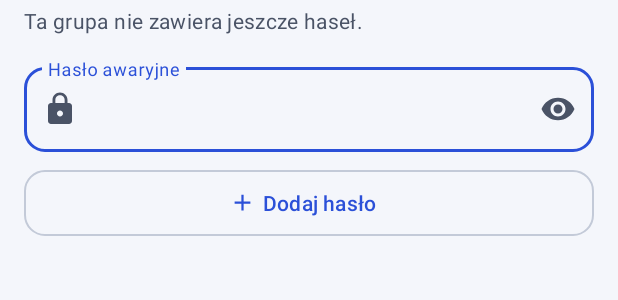
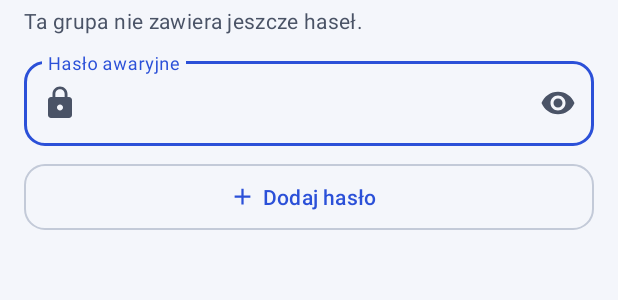
Before and after one commit to marek-czelen/SecurePasswordManager, an Android app: the layout dialog_emergency_passwords.xml on its own in the app's theme, with its tools: preview values and no code run, on a phone screen of 412 x 824 dp. Shown: the top 300 px of the screen. Run offline under Robolectric (Android 15) with nearby library versions, the phone set to English and light mode, and no system bars.

Commit message:
Refactor emergency password dialog layout and enhance edge-to-edge support

```diff
--- a/app/src/main/AndroidManifest.xml
+++ b/app/src/main/AndroidManifest.xml
@@ -7,6 +7,9 @@
     <uses-permission android:name="android.permission.INTERNET" />
     <uses-feature
         android:name="android.hardware.camera"
+        android:required="false" />
+    <uses-feature
+        android:name="android.hardware.screen.portrait"
         android:required="false" />
 
     <queries>
--- a/app/src/main/java/com/cretorix/securepasswordmanager/AutofillAuthActivity.java
+++ b/app/src/main/java/com/cretorix/securepasswordmanager/AutofillAuthActivity.java
@@ -42,6 +42,7 @@ public final class AutofillAuthActivity extends AppCompatActivity {
         getWindow().setFlags(WindowManager.LayoutParams.FLAG_SECURE,
                 WindowManager.LayoutParams.FLAG_SECURE);
         setContentView(R.layout.activity_autofill_auth);
+        EdgeToEdgeInsets.apply(this, findViewById(android.R.id.content));
         form = AutofillForm.fromIntent(getIntent());
         if (form == null) {
             finishCanceled();
--- a/app/src/main/java/com/cretorix/securepasswordmanager/CredentialProviderActivity.java
+++ b/app/src/main/java/com/cretorix/securepasswordmanager/CredentialProviderActivity.java
@@ -56,6 +56,7 @@ public final class CredentialProviderActivity extends AppCompatActivity {
         getWindow().setFlags(WindowManager.LayoutParams.FLAG_SECURE,
                 WindowManager.LayoutParams.FLAG_SECURE);
         setContentView(R.layout.activity_autofill_auth);
+        EdgeToEdgeInsets.apply(this, findViewById(android.R.id.content));
 
         String mode = getIntent().getStringExtra(CredentialProviderResponseFactory.EXTRA_MODE);
         if (CredentialProviderResponseFactory.MODE_UNLOCK.equals(mode)) {
--- a/app/src/main/res/layout/activity_autofill_auth.xml
+++ b/app/src/main/res/layout/activity_autofill_auth.xml
@@ -3,7 +3,6 @@
     android:layout_width="match_parent"
     android:layout_height="match_parent"
     android:background="?android:attr/colorBackground"
-    android:fitsSystemWindows="true"
     android:gravity="center"
     android:importantForAutofill="noExcludeDescendants"
     android:orientation="vertical"
--- a/app/src/main/res/layout/activity_autofill_picker.xml
+++ b/app/src/main/res/layout/activity_autofill_picker.xml
@@ -4,7 +4,6 @@
     android:layout_width="match_parent"
     android:layout_height="match_parent"
     android:background="?android:attr/colorBackground"
-    android:fitsSystemWindows="true"
     android:importantForAutofill="noExcludeDescendants"
     android:orientation="vertical"
     android:paddingHorizontal="16dp"
--- a/app/src/main/res/layout/dialog_emergency_passwords.xml
+++ b/app/src/main/res/layout/dialog_emergency_passwords.xml
@@ -1,9 +1,9 @@
 <?xml version="1.0" encoding="utf-8"?>
-<ScrollView xmlns:android="http://schemas.android.com/apk/res/android"
+<LinearLayout xmlns:android="http://schemas.android.com/apk/res/android"
     xmlns:app="http://schemas.android.com/apk/res-auto"
     android:layout_width="match_parent"
     android:layout_height="wrap_content"
-    android:fillViewport="true">
+    android:orientation="vertical">
 
     <LinearLayout
         android:layout_width="match_parent"
@@ -17,16 +17,23 @@
             android:id="@+id/emergencyPasswordEmpty"
             android:layout_width="match_parent"
             android:layout_height="wrap_content"
-            android:layout_marginBottom="8dp"
+            android:layout_marginBottom="4dp"
             android:text="@string/emergency_passwords_empty"
             android:textAppearance="?attr/textAppearanceBodyMedium"
             android:textColor="?attr/colorOnSurfaceVariant" />
 
-        <LinearLayout
-            android:id="@+id/emergencyPasswordList"
+        <ScrollView
+            android:id="@+id/emergencyPasswordScroll"
             android:layout_width="match_parent"
             android:layout_height="wrap_content"
-            android:orientation="vertical" />
+            android:fillViewport="true">
+
+            <LinearLayout
+                android:id="@+id/emergencyPasswordList"
+                android:layout_width="match_parent"
+                android:layout_height="wrap_content"
+                android:orientation="vertical" />
+        </ScrollView>
 
         <com.google.android.material.textfield.TextInputLayout
             android:id="@+id/inputEmergencyPassword"
@@ -55,4 +62,4 @@
             android:text="@string/emergency_password_add"
             app:icon="@drawable/ic_add" />
     </LinearLayout>
-</ScrollView>
+</LinearLayout>
```
Also changed, not shown: app/build.gradle.kts (+8 -4 lines), app/src/main/java/com/cretorix/securepasswordmanager/EdgeToEdgeInsets.java (added, +35 -0 lines), app/src/main/java/com/cretorix/securepasswordmanager/MainActivity.java (+9 -1 lines), app/src/main/java/com/cretorix/securepasswordmanager/PortraitCaptureActivity.java (+17 -0 lines), 3 other files.
